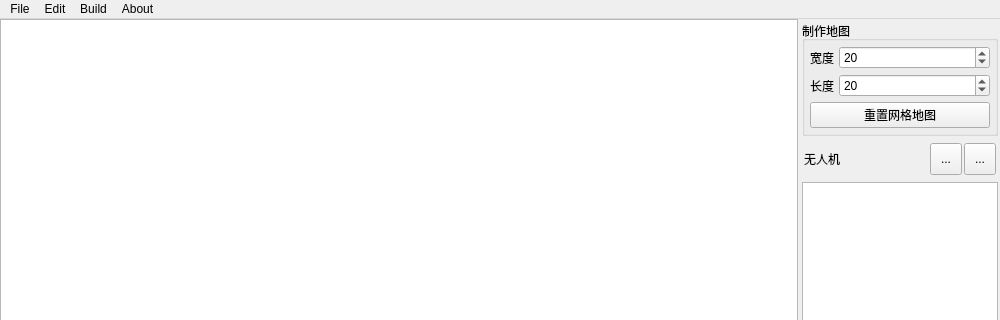
Before: the Qt Designer form mainwindow.ui in lining9717/MapGenerator, drawn with Qt 5; both pictures show x 0 to 1000 and y 0 to 320 of the 1000 by 800 pixel window.
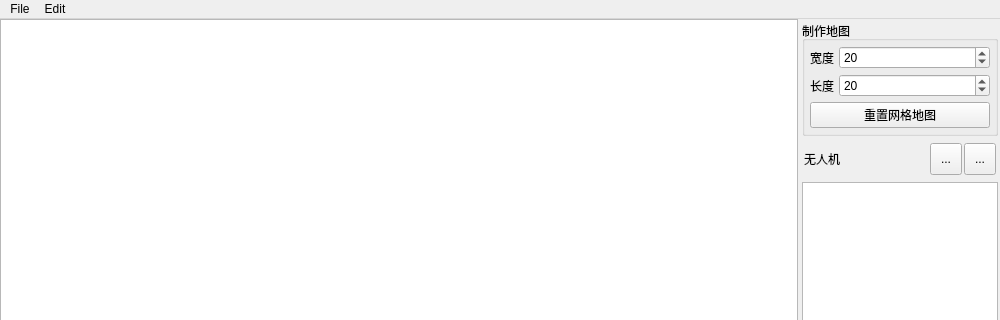
After: the same form once the commit is applied.

Diff of the .ui file:
```diff
--- a/mainwindow.ui
+++ b/mainwindow.ui
@@ -339,26 +339,10 @@
      <string>Edit</string>
     </property>
     <addaction name="edit_draw_action"/>
-    <addaction name="actions"/>
-    <addaction name="actionsa"/>
-    <addaction name="actionquan"/>
-   </widget>
-   <widget class="QMenu" name="menuAbout">
-    <property name="title">
-     <string>About</string>
-    </property>
-    <addaction name="actionabout"/>
-   </widget>
-   <widget class="QMenu" name="menuBuild">
-    <property name="title">
-     <string>Build</string>
-    </property>
-    <addaction name="actiona_3"/>
+    <addaction name="generate_map_file_action"/>
    </widget>
    <addaction name="menuFile"/>
    <addaction name="menuEdit"/>
-   <addaction name="menuBuild"/>
-   <addaction name="menuAbout"/>
   </widget>
   <widget class="QStatusBar" name="statusbar"/>
   <action name="actionLoadworld">
```
Left out of the diff: 8 changed lines with no effect on the pictures.
